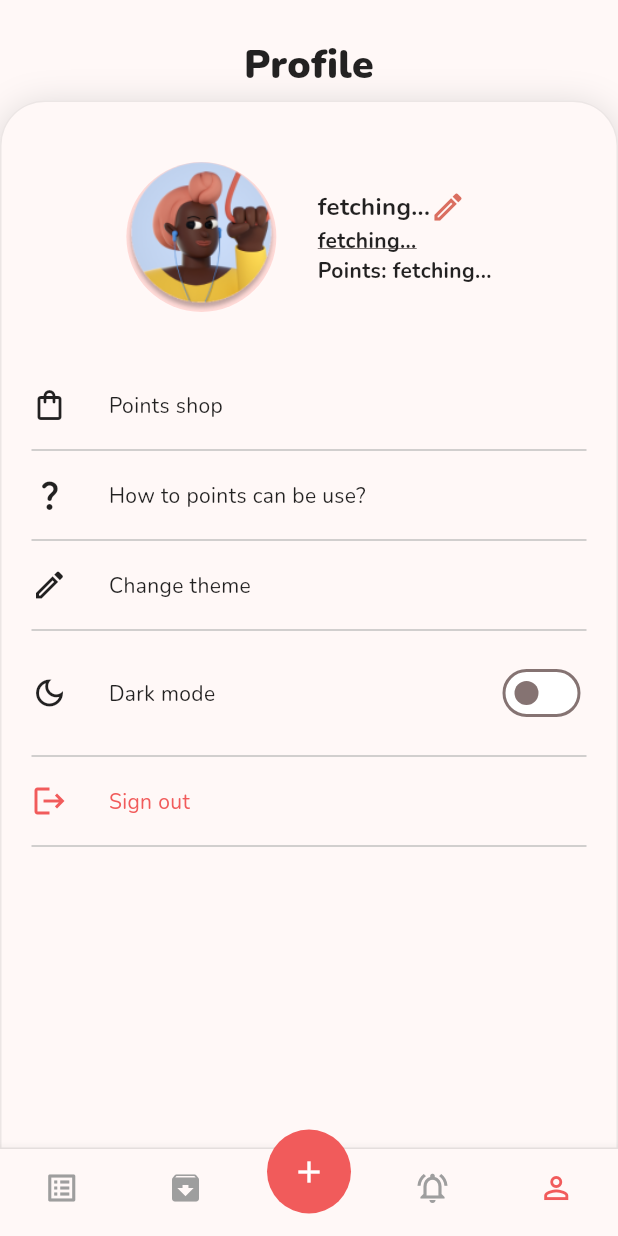
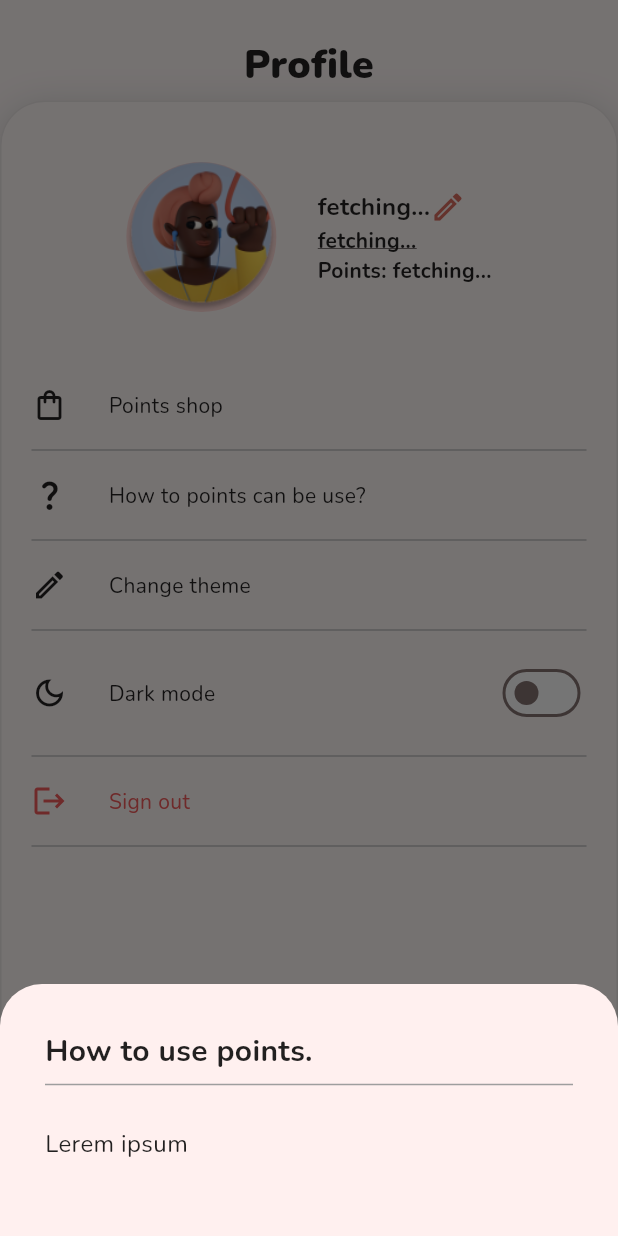
Before and after one commit to CheckmateTeam/Checkmate, a Flutter app: the screen it shows once a user with an empty profile is signed in, item 5 of the bottom bar chosen, after a tap on "How to points can be use?", on a phone screen of 412 x 824 dp. Run offline on Flutter 3.47's test engine with Material 2 defaults, Android fonts, the phone set to English and light mode, and no system bars; our stand-ins replace cloud_firestore, firebase_auth, firebase_core, fl_chart, flutter_local_notifications, flutter_native_timezone and 6 more; missing offline and left inert: animated_snack_bar; accounts and stored records are empty; statements that could not run were skipped.

Commit message:
[ADD] Change theme & How to use points

```diff
--- /dev/null
+++ b/lib/pages/main/components/howToUsePointSheet.dart
@@ -0,0 +1,36 @@
+import 'package:flutter/material.dart';
+
+class HowToUsePointSheet extends StatefulWidget {
+  const HowToUsePointSheet({super.key});
+
+  @override
+  State<HowToUsePointSheet> createState() => _HowToUsePointSheetState();
+}
+
+class _HowToUsePointSheetState extends State<HowToUsePointSheet> {
+  @override
+  Widget build(BuildContext context) {
+    return Wrap(children: [
+      Container(
+        padding: const EdgeInsets.all(30.0),
+        child: Column(
+          crossAxisAlignment: CrossAxisAlignment.start,
+          children: const [
+            Text('How to use points.',
+                style: TextStyle(
+                  fontSize: 20,
+                  fontWeight: FontWeight.bold,
+                )),
+            Divider(
+              color: Colors.grey,
+            ),
+            SizedBox(height: 20),
+            Text('Lerem ipsum', style: TextStyle(fontSize: 16)),
+            SizedBox(height: 20),
+
+          ],
+        ),
+      ),
+    ]);
+  }
+}
--- a/lib/pages/main/profile_page.dart
+++ b/lib/pages/main/profile_page.dart
@@ -2,6 +2,9 @@ import 'package:checkmate/provider/db.dart';
 import 'package:firebase_auth/firebase_auth.dart';
 import 'package:flutter/material.dart';
 import 'package:provider/provider.dart';
+
+import 'components/changeTheme.dart';
+import 'components/howToUsePointSheet.dart';
 
 class ProfilePage extends StatefulWidget {
   const ProfilePage({super.key});
@@ -186,11 +189,17 @@ class _ProfilePageState extends State<ProfilePage> {
                     Colors.black87,
                     context,
                     false, onTap: () {
-                  print("Points shop");
+                  showModalBottomSheet<dynamic>(
+                                              isScrollControlled: true,
+                                              context: context,
+                                              builder: (context) => const HowToUsePointSheet());
                 }),
                 menuList("Change theme", Icons.edit_outlined, false,
                     Colors.black87, context, false, onTap: () {
-                  print("Points shop");
+                  showModalBottomSheet<dynamic>(
+                                              isScrollControlled: true,
+                                              context: context,
+                                              builder: (context) => const ChangeTheme());
                 }),
                 menuList("Dark mode", Icons.dark_mode_outlined, true,
                     Colors.black87, context, false, onTap: () {
```
Also changed, not shown: lib/pages/main/components/changeTheme.dart (added, +103 -0 lines).
